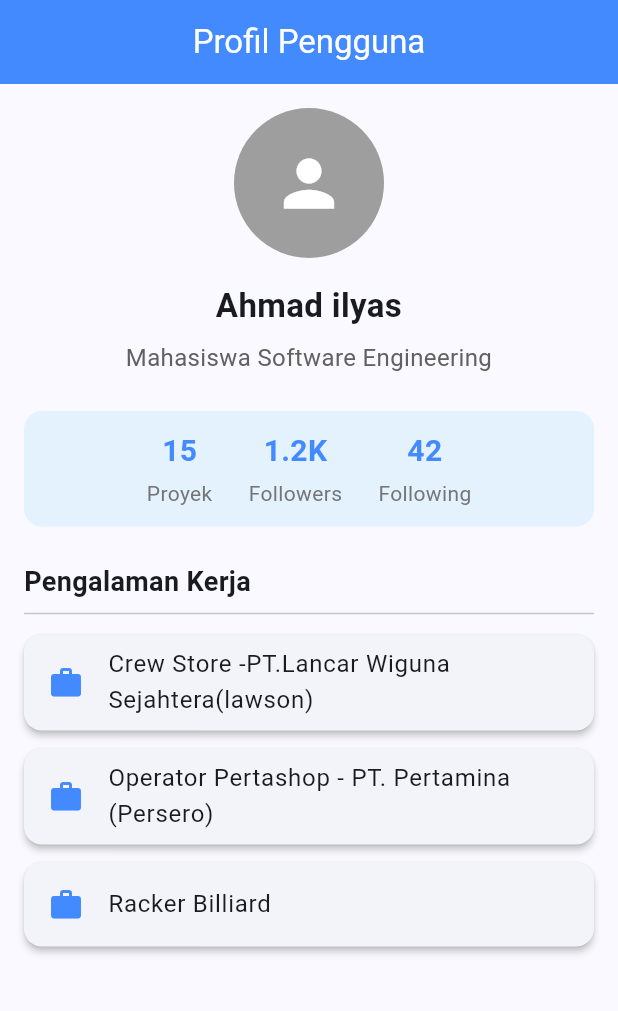
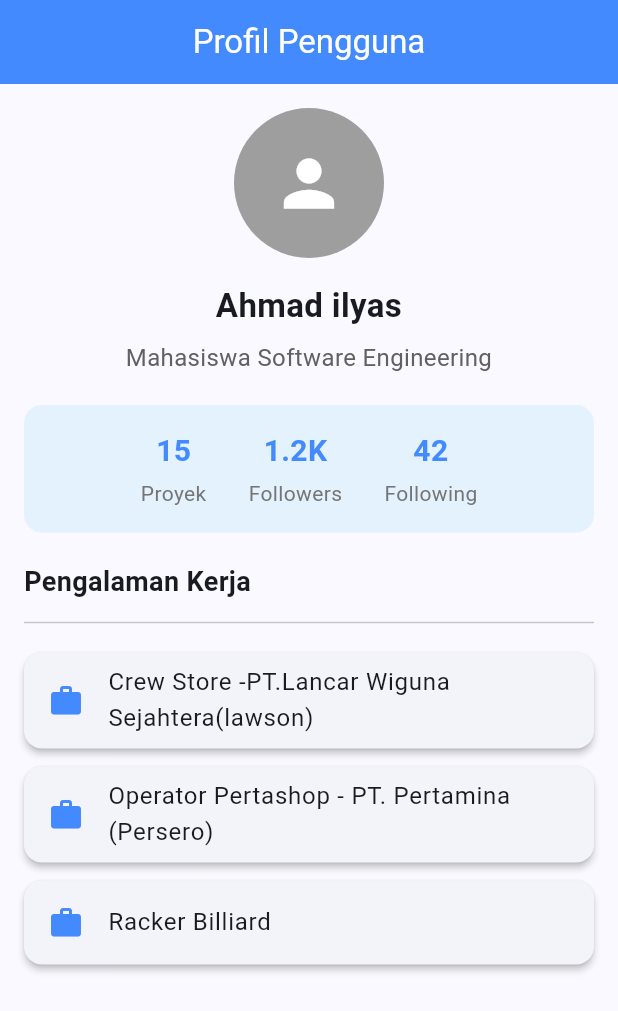
Before and after one commit to elyazz10/Latihan-kesekian-6, a Flutter app: the screen it shows after launch, on a phone screen of 412 x 824 dp. Shown: the top 1011 px of the screen. Run offline on Flutter 3.47's test engine with Material 3 defaults, Android fonts, the phone set to English and light mode, and no system bars.

Commit message:
style: adjust padding and spacing for profile components

```diff
--- a/lib/profile_page.dart
+++ b/lib/profile_page.dart
@@ -37,11 +37,12 @@ class ProfilePage extends StatelessWidget {
 
             ProfileInfo(userName: userName, role: role),
 
-            const SizedBox(height: 24),
+            // day 4 pagi atur jarak
+            const SizedBox(height: 20),
 
             // day 2 malam
             Container(
-              padding: const EdgeInsets.symmetric(vertical: 12),
+              padding: const EdgeInsets.symmetric(vertical: 16),
               decoration: BoxDecoration(
                 color: Colors.blue[50],
                 borderRadius: BorderRadius.circular(12),
@@ -50,16 +51,16 @@ class ProfilePage extends StatelessWidget {
                 mainAxisAlignment: MainAxisAlignment.center,
                 children: [
                   StatItem(count: '15', label: 'Proyek'),
-                  SizedBox(width: 24),
+                  SizedBox(width: 28),
                   StatItem(count: '1.2K', label: 'Followers'),
-                  SizedBox(width: 24),
+                  SizedBox(width: 28),
 
                   StatItem(count: '42', label: 'Following'),
                 ],
               ),
             ),
 
-            const SizedBox(height: 24),
+            const SizedBox(height: 20),
 
             const Align(
               alignment: Alignment.centerLeft,
@@ -68,7 +69,9 @@ class ProfilePage extends StatelessWidget {
                 style: TextStyle(fontSize: 18, fontWeight: FontWeight.bold),
               ),
             ),
+            const SizedBox(height: 6),
             const Divider(),
+            const SizedBox(height: 6),
 
             // day 3 listview experience
             Expanded(
```
Also changed, not shown: 1 other file.
